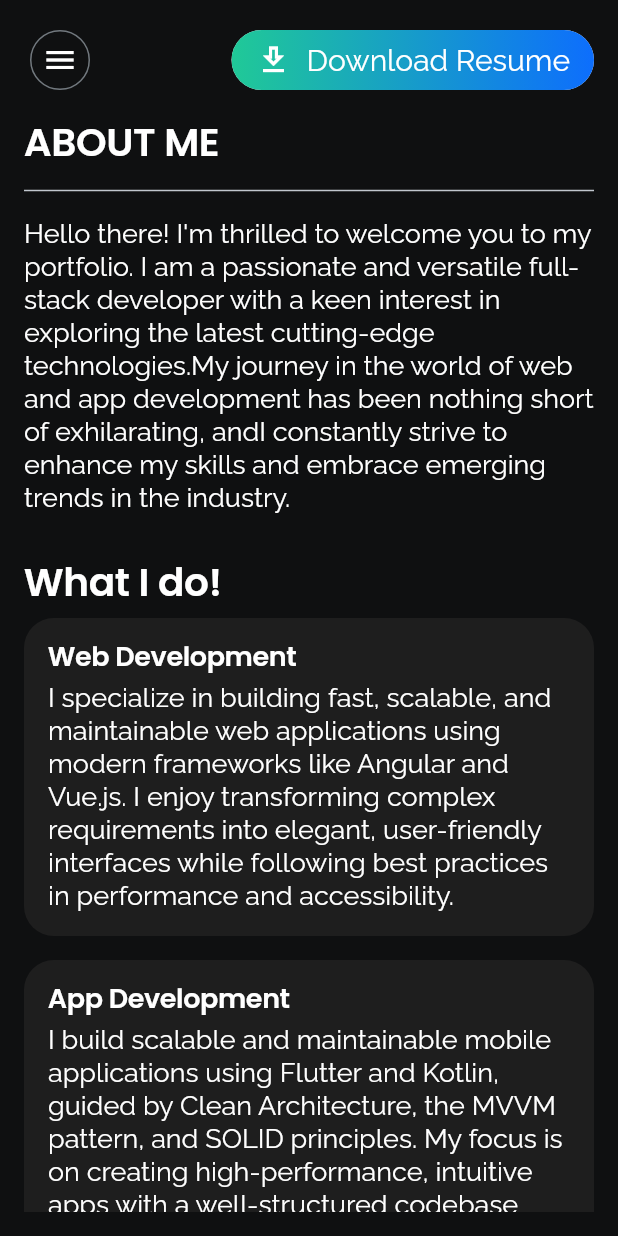
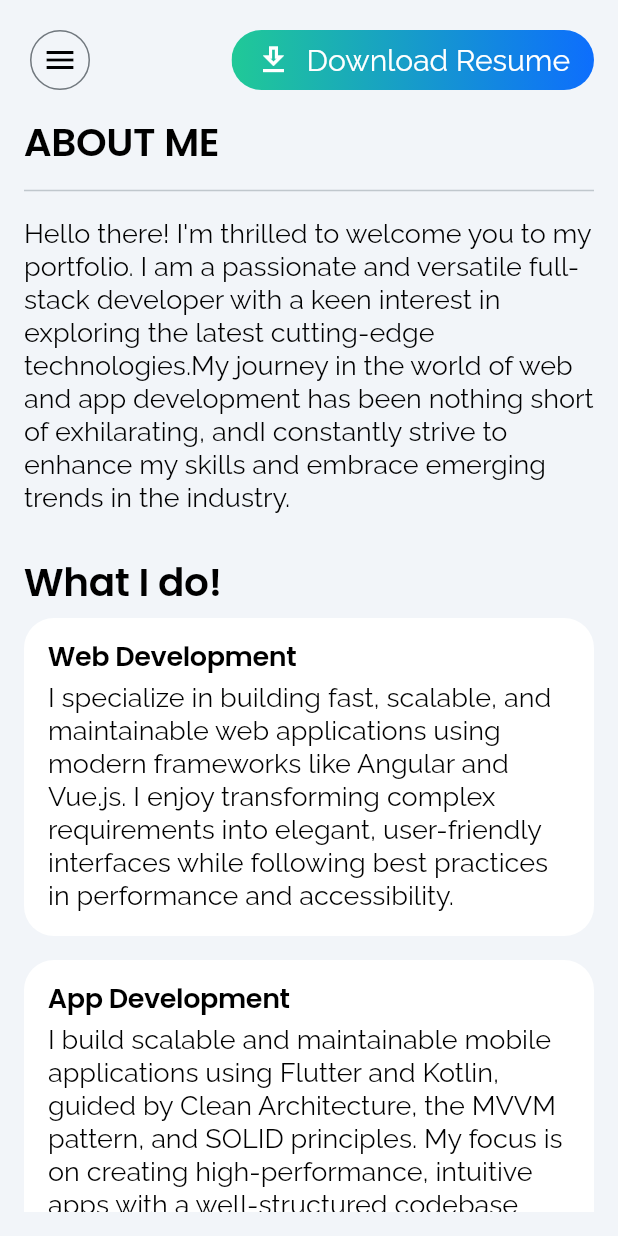
Before and after one commit to Chhay67/portfolio_v2, a Flutter app: the screen it shows after launch, on a phone screen of 412 x 824 dp. Run offline on Flutter 3.47's test engine with Material 3 defaults, Android fonts, the phone set to English and light mode, and no system bars; our stand-ins replace cached_network_image, firebase_analytics, firebase_core, flutter_riverpod, font_awesome_flutter, go_router; accounts and stored records are empty; statements that could not run were skipped.

Commit message:
fixed theme mode and TextInputAction next

```diff
--- a/lib/core/provider/theme_mode_provider.dart
+++ b/lib/core/provider/theme_mode_provider.dart
@@ -1,6 +1,6 @@
 import 'package:flutter/material.dart';
 import 'package:flutter_riverpod/flutter_riverpod.dart';
-
 final themeModeProvider = StateProvider<ThemeMode>((ref) {
-  return ThemeMode.system == ThemeMode.light ? ThemeMode.light : ThemeMode.dark;
+  final brightness = WidgetsBinding.instance.platformDispatcher.platformBrightness;
+  return brightness == Brightness.dark ? ThemeMode.dark : ThemeMode.light;
 });
--- a/lib/page/contact_page/contact_page.dart
+++ b/lib/page/contact_page/contact_page.dart
@@ -156,6 +156,7 @@ class _ContactPageState extends ConsumerState<ContactPage>
                       ),
                       TextFormField(
                         controller: _nameController,
+                        textInputAction: TextInputAction.next,
                         decoration: const InputDecoration(
                           labelText: 'Name :',
                         ),
@@ -164,6 +165,7 @@ class _ContactPageState extends ConsumerState<ContactPage>
                       ),
                       TextFormField(
                         controller: _emailController,
+                        textInputAction: TextInputAction.next,
                         decoration: const InputDecoration(
                           labelText: 'Email :',
                         ),
@@ -180,6 +182,7 @@ class _ContactPageState extends ConsumerState<ContactPage>
                       ),
                       TextFormField(
                         controller: _messageController,
+                        textInputAction: TextInputAction.done,
                         decoration: const InputDecoration(
                           labelText: 'Message :',
                         ),
```
